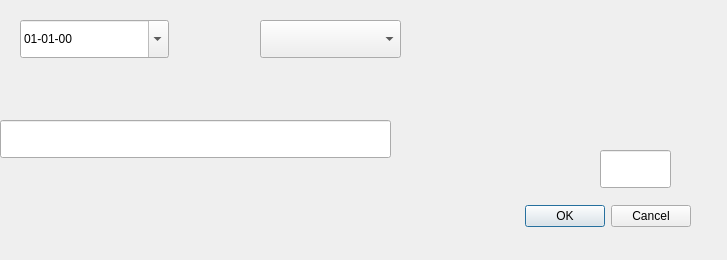
The window that historialPrecios.ui (waltermas-gitter/infomesas-gui) describes before a commit, drawn with Qt 5.
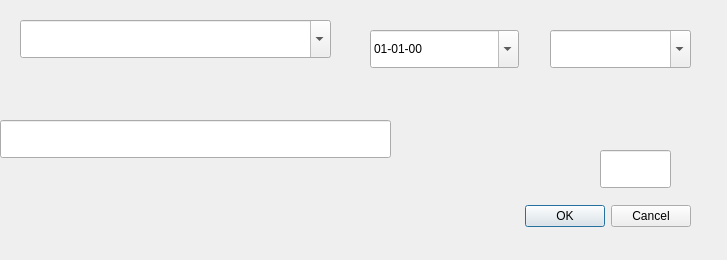
The same window after the commit.

```diff
--- a/historialPrecios.ui
+++ b/historialPrecios.ui
@@ -32,8 +32,8 @@
   <widget class="QDateEdit" name="fechaDateEdit">
    <property name="geometry">
     <rect>
-     <x>20</x>
-     <y>20</y>
+     <x>370</x>
+     <y>30</y>
      <width>149</width>
      <height>38</height>
     </rect>
@@ -74,11 +74,27 @@
   <widget class="QComboBox" name="proveedoresComboBox">
    <property name="geometry">
     <rect>
-     <x>260</x>
-     <y>20</y>
+     <x>550</x>
+     <y>30</y>
      <width>141</width>
      <height>38</height>
     </rect>
+   </property>
+   <property name="editable">
+    <bool>true</bool>
+   </property>
+  </widget>
+  <widget class="QComboBox" name="productosSeguidosComboBox">
+   <property name="geometry">
+    <rect>
+     <x>20</x>
+     <y>20</y>
+     <width>311</width>
+     <height>38</height>
+    </rect>
+   </property>
+   <property name="editable">
+    <bool>true</bool>
    </property>
   </widget>
  </widget>
```
